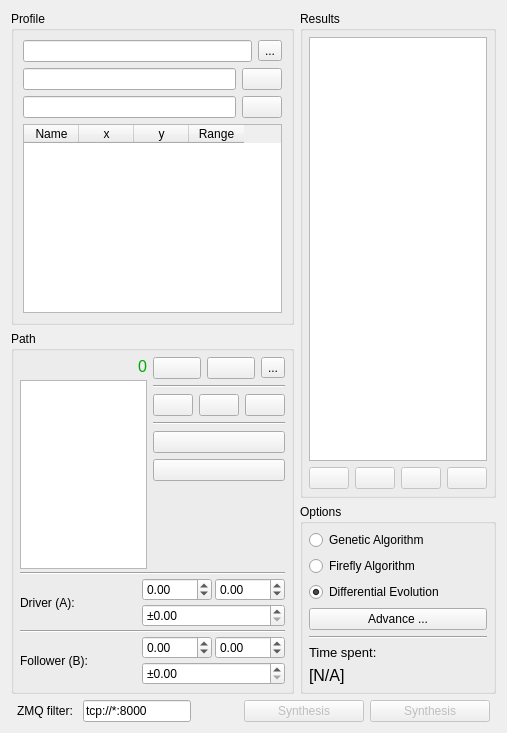
Before: the Qt Designer form core/synthesis/DimensionalSynthesis/Algorithm.ui in KmolYuan/Pyslvs-UI, drawn with Qt 5.
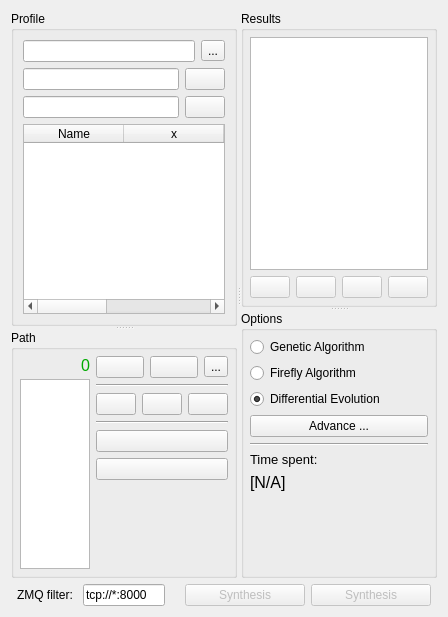
After: the same form once the commit is applied. Icons and pictures are not drawn.

Commit message: Ground joints params interface re-designing.

```diff
--- a/core/synthesis/DimensionalSynthesis/Algorithm.ui
+++ b/core/synthesis/DimensionalSynthesis/Algorithm.ui
@@ -6,20 +6,30 @@
    <rect>
     <x>0</x>
     <y>0</y>
-    <width>507</width>
-    <height>733</height>
+    <width>430</width>
+    <height>617</height>
    </rect>
   </property>
   <property name="windowIcon">
    <iconset resource="../../../icons.qrc">
     <normaloff>:/icons/DimensionalSynthesis.png</normaloff>:/icons/DimensionalSynthesis.png</iconset>
   </property>
-  <layout class="QVBoxLayout" name="verticalLayout_12">
+  <layout class="QVBoxLayout" name="verticalLayout">
    <item>
-    <layout class="QHBoxLayout" name="horizontalLayout_16">
-     <item>
-      <layout class="QVBoxLayout" name="verticalLayout_5">
-       <item>
+    <widget class="QSplitter" name="splitter_main">
+     <property name="sizePolicy">
+      <sizepolicy hsizetype="Expanding" vsizetype="Expanding">
+       <horstretch>0</horstretch>
+       <verstretch>0</verstretch>
+      </sizepolicy>
+     </property>
+     <property name="orientation">
+      <enum>Qt::Horizontal</enum>
+     </property>
+     <widget class="QSplitter" name="splitter_right">
+      <property name="orientation">
+       <enum>Qt::Vertical</enum>
+      </property>
         <widget class="QGroupBox" name="groupBox_2">
          <property name="title">
           <string>Profile</string>
@@ -83,9 +93,12 @@
           </item>
           <item>
            <widget class="QTableWidget" name="ground_joints">
-            <attribute name="horizontalHeaderDefaultSectionSize">
-             <number>55</number>
-            </attribute>
+          <property name="verticalScrollMode">
+           <enum>QAbstractItemView::ScrollPerPixel</enum>
+          </property>
+          <property name="horizontalScrollMode">
+           <enum>QAbstractItemView::ScrollPerPixel</enum>
+          </property>
             <column>
              <property name="text">
               <string>Name</string>
@@ -106,12 +119,15 @@
               <string>Range</string>
              </property>
             </column>
+          <column>
+           <property name="text">
+            <string>type</string>
+           </property>
+          </column>
            </widget>
           </item>
          </layout>
         </widget>
-       </item>
-       <item>
         <widget class="QGroupBox" name="groupBox">
          <property name="title">
           <string>Path</string>
@@ -355,176 +371,13 @@
             </layout>
            </widget>
           </item>
-          <item>
-           <widget class="Line" name="line_2">
-            <property name="orientation">
-             <enum>Qt::Horizontal</enum>
-            </property>
-           </widget>
-          </item>
-          <item>
-           <layout class="QHBoxLayout" name="horizontalLayout_14">
-            <item>
-             <layout class="QVBoxLayout" name="verticalLayout_8">
-              <item>
-               <widget class="QLabel" name="label_2">
-                <property name="text">
-                 <string>Driver (A): </string>
-                </property>
-               </widget>
-              </item>
-             </layout>
-            </item>
-            <item>
-             <layout class="QVBoxLayout" name="verticalLayout_9">
-              <item>
-               <layout class="QHBoxLayout" name="horizontalLayout_3">
-                <item>
-                 <widget class="QDoubleSpinBox" name="Ax">
-                  <property name="maximumSize">
-                   <size>
-                    <width>70</width>
-                    <height>16777215</height>
-                   </size>
-                  </property>
-                  <property name="minimum">
-                   <double>-1000000.000000000000000</double>
-                  </property>
-                  <property name="maximum">
-                   <double>1000000.000000000000000</double>
-                  </property>
-                  <property name="singleStep">
-                   <double>10.000000000000000</double>
-                  </property>
-                 </widget>
-                </item>
-                <item>
-                 <widget class="QDoubleSpinBox" name="Ay">
-                  <property name="maximumSize">
-                   <size>
-                    <width>70</width>
-                    <height>16777215</height>
-                   </size>
-                  </property>
-                  <property name="minimum">
-                   <double>-1000000.000000000000000</double>
-                  </property>
-                  <property name="maximum">
-                   <double>1000000.000000000000000</double>
-                  </property>
-                  <property name="singleStep">
-                   <double>10.000000000000000</double>
-                  </property>
-                 </widget>
-                </item>
-               </layout>
-              </item>
-              <item>
-               <widget class="QDoubleSpinBox" name="Ar">
-                <property name="prefix">
-                 <string>±</string>
-                </property>
-                <property name="maximum">
-                 <double>10000.000000000000000</double>
-                </property>
-                <property name="singleStep">
-                 <double>10.000000000000000</double>
-                </property>
-               </widget>
-              </item>
-             </layout>
-            </item>
-           </layout>
-          </item>
-          <item>
-           <widget class="Line" name="line_4">
+       </layout>
+      </widget>
+     </widget>
+     <widget class="QSplitter" name="splitter_left">
             <property name="orientation">
-             <enum>Qt::Horizontal</enum>
-            </property>
-           </widget>
-          </item>
-          <item>
-           <layout class="QHBoxLayout" name="horizontalLayout_15">
-            <item>
-             <layout class="QVBoxLayout" name="verticalLayout_11">
-              <item>
-               <widget class="QLabel" name="label_3">
-                <property name="text">
-                 <string>Follower (B): </string>
-                </property>
-               </widget>
-              </item>
-             </layout>
-            </item>
-            <item>
-             <layout class="QVBoxLayout" name="verticalLayout_10">
-              <item>
-               <layout class="QHBoxLayout" name="horizontalLayout_5">
-                <item>
-                 <widget class="QDoubleSpinBox" name="Bx">
-                  <property name="maximumSize">
-                   <size>
-                    <width>70</width>
-                    <height>16777215</height>
-                   </size>
-                  </property>
-                  <property name="minimum">
-                   <double>-1000000.000000000000000</double>
-                  </property>
-                  <property name="maximum">
-                   <double>1000000.000000000000000</double>
-                  </property>
-                  <property name="singleStep">
-                   <double>10.000000000000000</double>
-                  </property>
-                 </widget>
-                </item>
-                <item>
-                 <widget class="QDoubleSpinBox" name="By">
-                  <property name="maximumSize">
-                   <size>
-                    <width>70</width>
-                    <height>16777215</height>
-                   </size>
-                  </property>
-                  <property name="minimum">
-                   <double>-1000000.000000000000000</double>
-                  </property>
-                  <property name="maximum">
-                   <double>1000000.000000000000000</double>
-                  </property>
-                  <property name="singleStep">
-                   <double>10.000000000000000</double>
-                  </property>
-                 </widget>
-                </item>
-               </layout>
-              </item>
-              <item>
-               <widget class="QDoubleSpinBox" name="Br">
-                <property name="prefix">
-                 <string>±</string>
-                </property>
-                <property name="maximum">
-                 <double>10000.000000000000000</double>
-                </property>
-                <property name="singleStep">
-                 <double>10.000000000000000</double>
-                </property>
-               </widget>
-              </item>
-             </layout>
-            </item>
-           </layout>
-          </item>
-         </layout>
-        </widget>
-       </item>
-      </layout>
-     </item>
-     <item>
-      <layout class="QVBoxLayout" name="verticalLayout">
-       <item>
+       <enum>Qt::Vertical</enum>
+      </property>
         <widget class="QGroupBox" name="verticalGroupBox">
          <property name="title">
           <string>Results</string>
@@ -631,8 +484,6 @@
           </item>
          </layout>
         </widget>
-       </item>
-       <item>
         <widget class="QGroupBox" name="verticalGroupBox_2">
          <property name="title">
           <string>Options</string>
@@ -709,12 +560,23 @@
             </property>
            </widget>
           </item>
-         </layout>
-        </widget>
-       </item>
-      </layout>
-     </item>
-    </layout>
+        <item>
+         <spacer name="verticalSpacer_2">
+          <property name="orientation">
+           <enum>Qt::Vertical</enum>
+          </property>
+          <property name="sizeHint" stdset="0">
+           <size>
+            <width>20</width>
+            <height>40</height>
+           </size>
+          </property>
+         </spacer>
+        </item>
+       </layout>
+      </widget>
+     </widget>
+    </widget>
    </item>
    <item>
     <layout class="QHBoxLayout" name="horizontalLayout_4">
```
Left out of the diff: 1 changed line with no effect on the pictures. Lines whose indentation alone changed are shown as unchanged. The commit also changes 3 other files.
